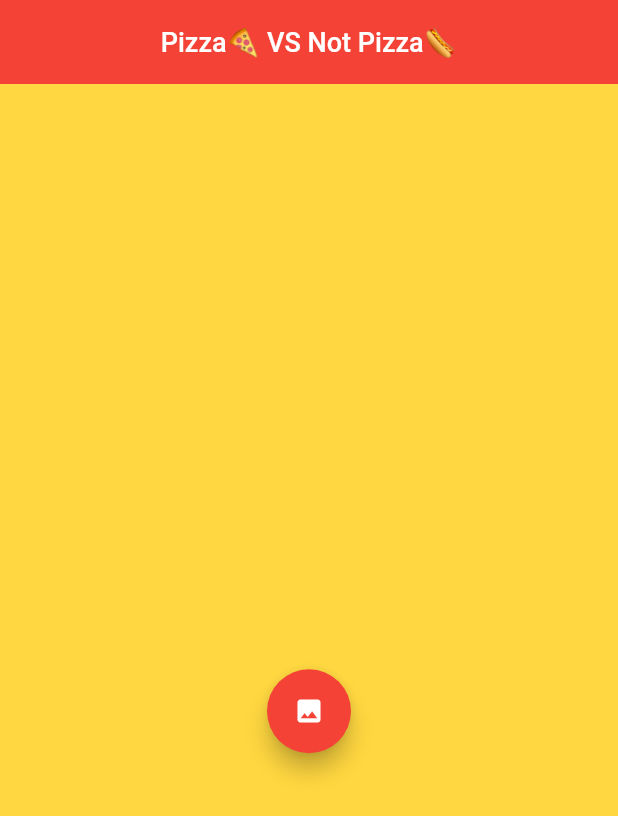
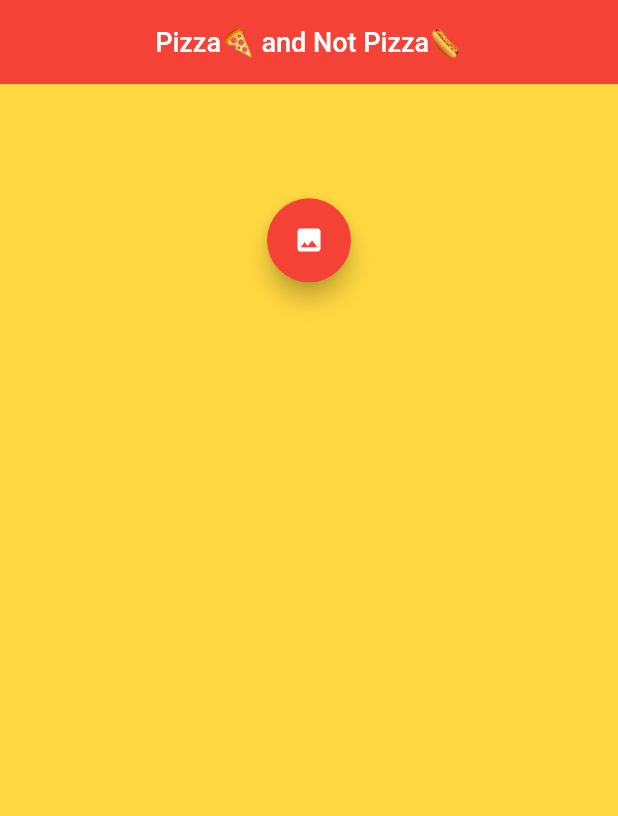
Before and after one commit to CSC340AILoveYou/Pizza_Classfication, a Flutter app: the screen it shows after launch, on a phone screen of 412 x 824 dp. Shown: the top 816 px of the screen. Run offline on Flutter 3.47's test engine with Material 2 defaults, Android fonts, the phone set to English and light mode, and no system bars; our stand-ins replace image_picker; missing offline and left inert: tflite.

Commit message:
[EDIT] add scrollable

```diff
--- a/lib/ImageClassifier.dart
+++ b/lib/ImageClassifier.dart
@@ -32,8 +32,7 @@ class _ImageClassifierState extends State<ImageClassifier> {
         labels: "assets/labels.txt",
         numThreads: 1,
         isAsset: true,
-      useGpuDelegate: false
-    );
+        useGpuDelegate: false);
   }
 
   classifyImage(File image) async {
@@ -79,17 +78,20 @@ class _ImageClassifierState extends State<ImageClassifier> {
   @override
   Widget build(BuildContext context) {
     return Scaffold(
+      backgroundColor: Colors.amberAccent,
       appBar: AppBar(
         centerTitle: true,
         title: Text(
-          "Pizza🍕 VS Not Pizza🌭",
+          "Pizza🍕 and Not Pizza🌭",
           style: TextStyle(color: Colors.white, fontSize: 18),
         ),
         backgroundColor: Colors.red,
         elevation: 0,
       ),
       body: Container(
-        color: Colors.amberAccent,
+        child: SingleChildScrollView(
+          child: Padding(
+            padding: const EdgeInsets.all(8.0),
             child: Column(
               mainAxisAlignment: MainAxisAlignment.center,
               children: <Widget>[
@@ -138,13 +140,7 @@ class _ImageClassifierState extends State<ImageClassifier> {
                 SizedBox(
                   height: MediaQuery.of(context).size.height * 0.01,
                 ),
-            Row(
-              mainAxisAlignment: MainAxisAlignment.center,
-              children: [
-                Padding(
-                  padding: const EdgeInsets.all(10.0),
-                  child: Container(
-                    child: FloatingActionButton(
+                FloatingActionButton(
                   tooltip: 'Pick Image',
                   onPressed: pickImage,
                   child: Icon(
@@ -154,11 +150,9 @@ class _ImageClassifierState extends State<ImageClassifier> {
                   ),
                   backgroundColor: Colors.red,
                 ),
+              ],
             ),
           ),
-              ],
-            ),
-          ],
         ),
       ),
     );
```
Lines whose indentation alone changed are shown as unchanged.
